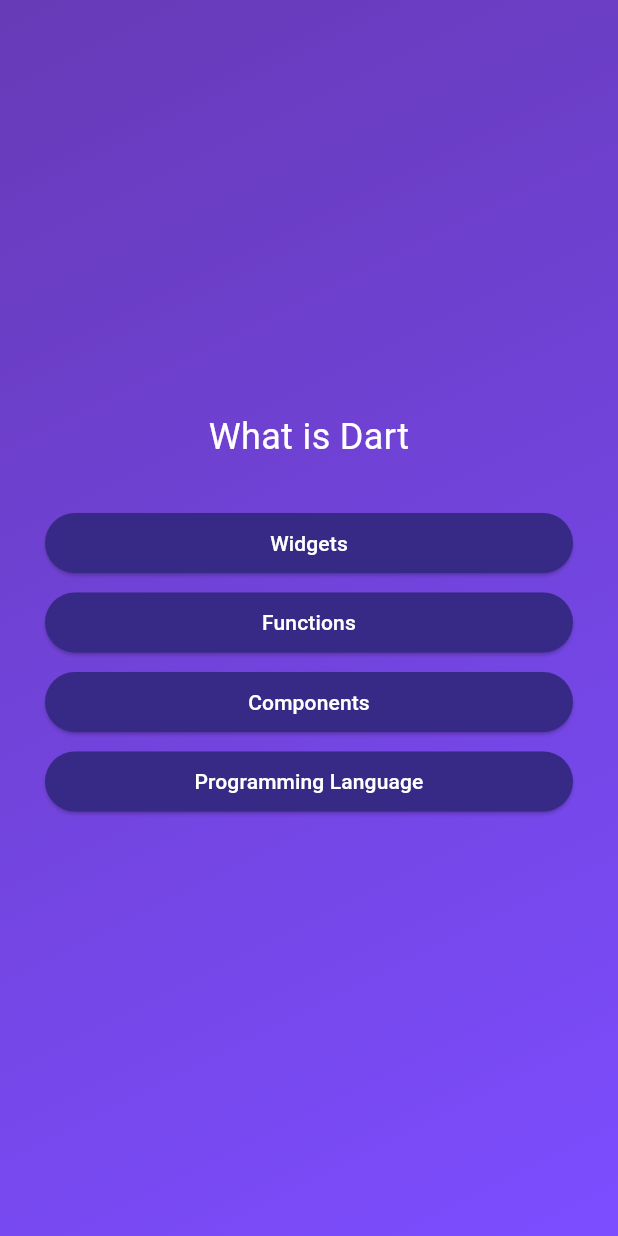
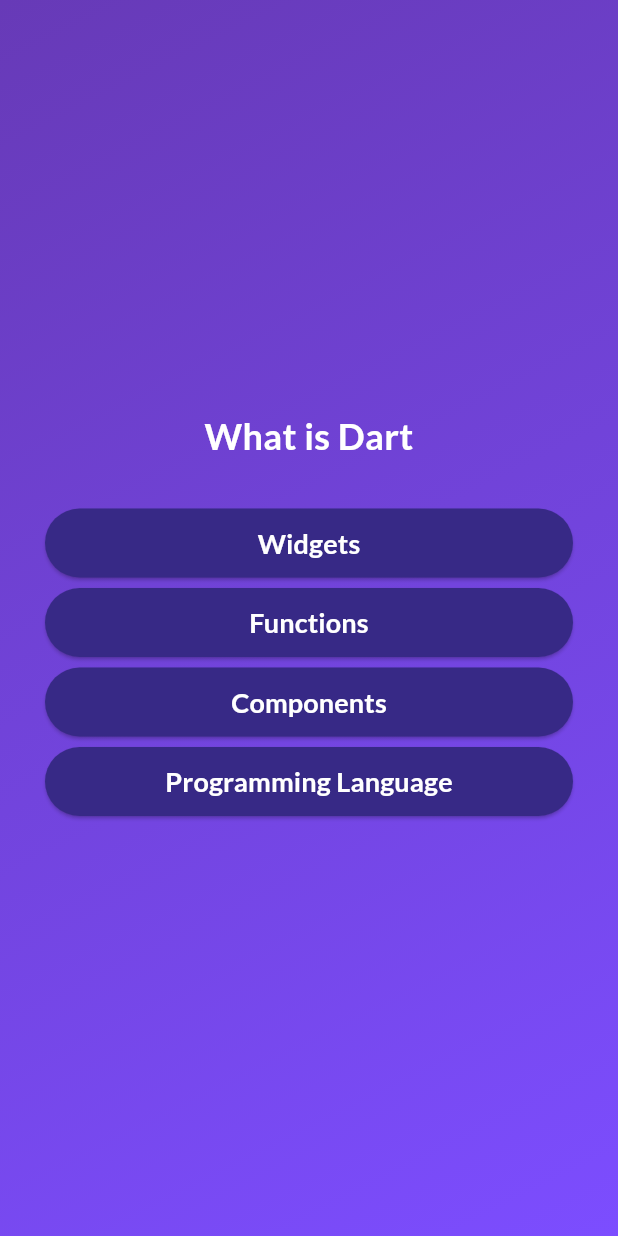
Before and after one commit to niloymamun/quiz_app, a Flutter app: the screen it shows after launch, after a tap on "Start Quiz", on a phone screen of 412 x 824 dp. Run offline on Flutter 3.47's test engine with Material 3 defaults, Android fonts, the phone set to English and light mode, and no system bars; our stand-ins replace google_fonts.

Commit message:
Using Third-Party Packages & Adding Google Fonts

```diff
--- a/lib/answer_button.dart
+++ b/lib/answer_button.dart
@@ -1,4 +1,5 @@
 import 'package:flutter/material.dart';
+import 'package:google_fonts/google_fonts.dart';
 
 class AnswerButton extends StatelessWidget {
   const AnswerButton({
@@ -24,7 +25,16 @@ class AnswerButton extends StatelessWidget {
           ),
         ),
 
-        child: Text(answerTest, textAlign: TextAlign.center),
+        child: Text(
+          answerTest,
+
+          style: GoogleFonts.lato(
+            color: Colors.white,
+            fontSize: 18,
+            fontWeight: FontWeight.bold,
+          ),
+          textAlign: TextAlign.center,
+        ),
       ),
     );
   }
--- a/lib/qusetions_screen.dart
+++ b/lib/qusetions_screen.dart
@@ -1,6 +1,7 @@
 import 'package:flutter/material.dart';
 import 'package:quiz/answer_button.dart';
 import 'package:quiz/data/questions.dart';
+import 'package:google_fonts/google_fonts.dart';
 
 class QusetionsScreen extends StatefulWidget {
   const QusetionsScreen({super.key});
@@ -29,7 +30,11 @@ class _QusetionsScreenState extends State<QusetionsScreen> {
           children: [
             Text(
               currentQuestion.questionText,
-              style: TextStyle(color: Colors.white, fontSize: 24),
+              style: GoogleFonts.lato(
+                color: Colors.white,
+                fontSize: 24,
+                fontWeight: FontWeight.bold,
+              ),
               textAlign: TextAlign.center,
             ),
             SizedBox(height: 30),
--- a/lib/start_screen.dart
+++ b/lib/start_screen.dart
@@ -1,4 +1,5 @@
 import 'package:flutter/material.dart';
+import 'package:google_fonts/google_fonts.dart';
 
 class StartScreen extends StatelessWidget {
   const StartScreen(this.startQuiz, {super.key});
@@ -14,7 +15,11 @@ class StartScreen extends StatelessWidget {
           SizedBox(height: 50),
           Text(
             'Learn Flutter the Fun way!',
-            style: TextStyle(color: Colors.white, fontSize: 24.0),
+            style: GoogleFonts.lato(
+              color: Colors.white,
+              fontSize: 24,
+              fontWeight: FontWeight.bold,
+            ),
           ),
           SizedBox(height: 50),
           OutlinedButton.icon(
@@ -25,7 +30,14 @@ class StartScreen extends StatelessWidget {
               foregroundColor: Colors.white,
             ),
             icon: Icon(Icons.arrow_right_alt),
-            label: Text('Start Quiz'),
+            label: Text(
+              'Start Quiz',
+              style: GoogleFonts.lato(
+                color: const Color.fromARGB(255, 255, 255, 255),
+                fontSize: 24,
+                fontWeight: FontWeight.bold,
+              ),
+            ),
           ),
         ],
       ),
--- a/pubspec.yaml
+++ b/pubspec.yaml
@@ -34,6 +34,7 @@ dependencies:
   # The following adds the Cupertino Icons font to your application.
   # Use with the CupertinoIcons class for iOS style icons.
   cupertino_icons: ^1.0.8
+  google_fonts: ^6.2.1
 
 dev_dependencies:
   flutter_test:
```
